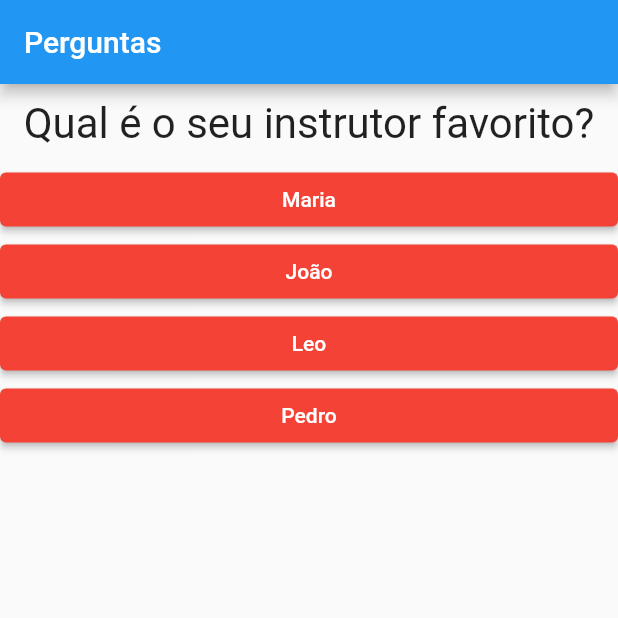
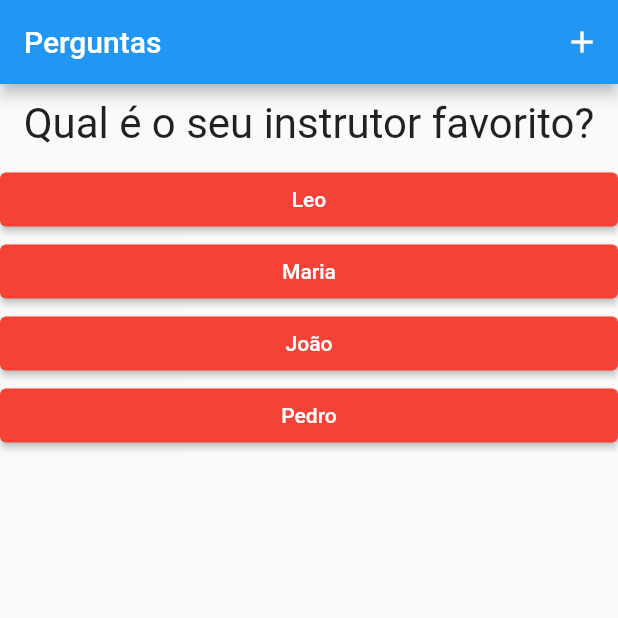
Before and after one commit to William-Munaretto/Flutter_Project_COD3R-quiz, a Flutter app: the screen it shows after launch, after a tap on "preto", after a tap on "Cobra", on a phone screen of 412 x 824 dp, the top half of it. Run offline on Flutter 3.47's test engine with Material 2 defaults, Android fonts, the phone set to English and light mode, and no system bars.

Commit message:
- finalização do aplicativo  - 1 - criação de questionario.dart  - 2 - criação de resultado.dart

```diff
--- a/lib/main.dart
+++ b/lib/main.dart
@@ -1,4 +1,6 @@
 import 'package:flutter/material.dart';
+import 'package:flutter_project_1/questionario.dart';
+import 'package:flutter_project_1/resultado.dart';
 import './questao.dart';
 import './resposta.dart';
 
@@ -6,38 +8,62 @@ main() => runApp(PerguntaApp());
 
 //classe que gerencia o estado do componente PerguntaApp
 class _PerguntaAppState extends State<PerguntaApp>{
+  var _pontuacaoTotal = 0;
   var _perguntaSelecionada = 0;
   final List<Map<String, Object>> _perguntas = const [
     {
       'texto':  'Qual é a sua cor favorita?',
-      'resposta': ['preto', 'vermelho', 'verde', 'branco'],
+      'resposta': [
+          { 'texto': 'preto', 'pontuacao': 10},
+          {'texto': 'vermelho', 'pontuacao' : 5},
+          {'texto': 'verde', 'pontuacao': 3},
+          {'texto': 'branco', 'pontuacao': 1},
+      ],
     },
     {
       'texto':  'Qual é o seu animal favorito?',
-      'resposta': ['Coelho', 'Cobra','Elefante','Leão'],
+      'resposta': [
+          {'texto': 'Coelho', 'pontuacao': 10},
+          {'texto': 'Cobra', 'pontuacao': 5},
+          {'texto': 'Elefante', 'pontuacao': 3},
+          {'texto': 'Leão', 'pontuacao' : 1},
+      ],
     },
     {
       'texto': 'Qual é o seu instrutor favorito?',
-      'resposta': ['Maria','João','Leo','Pedro'],
+      'resposta': [
+          {'texto': 'Leo', 'pontuacao': 10},
+          {'texto': 'Maria', 'pontuacao': 5},
+          {'texto': 'João', 'pontuacao': 3},
+          {'texto': 'Pedro', 'pontuacao': 1},
+      ],
     },
   ];
 
-  void _responder(){
+  void _responder(int pontuacao){
     if(temPerguntaSelecionada){
       setState(() {
         _perguntaSelecionada++;
+        _pontuacaoTotal += pontuacao;
       });
     }
+  }
+
+  void _reiniciarQuestionario(){
+    setState(() {
+      _perguntaSelecionada = 0;
+      _pontuacaoTotal = 0;
+    });
   }
 
   bool get temPerguntaSelecionada{
     return _perguntaSelecionada < _perguntas.length;
   }
 
+
+
   @override
   Widget build(BuildContext context) {
-
-    List<String> respostas = temPerguntaSelecionada ? _perguntas[_perguntaSelecionada].cast()['resposta'] : [];
 
     // List<Widget> widgets = respostas.map((t) => Resposta(t, _responder)).toList();
     // for(String textoResp in respostas){
@@ -48,23 +74,21 @@ class _PerguntaAppState extends State<PerguntaApp>{
       home: Scaffold(
         appBar: AppBar(
           title: const Text('Perguntas'),
+            actions: <Widget>[
+              IconButton(
+                icon: const Icon(Icons.add),
+                tooltip: 'Show Snackbar',
+                onPressed: () {
+                  ScaffoldMessenger.of(context).showSnackBar(
+                   const SnackBar(content: Text('This is a snackbar')));
+                },
+              ),
+            ]
         ),
-        body: temPerguntaSelecionada ? Column(
-          children: <Widget>[
-            Questao(_perguntas[_perguntaSelecionada]['texto'].toString()),
-            ...respostas.map((t) => Resposta(t, _responder)).toList(),
-          ],
-        ) : Container(
-          width: double.infinity,
-          margin: EdgeInsets.all(20),
-          alignment: Alignment.center,
-          child: Text('Parabéns! Você Terminou!',
-            style: TextStyle(
-              fontSize: 28,
-              color: Colors.purple
-            ),
-          ),
-        ),
+        body: temPerguntaSelecionada ? Questionario(
+            perguntas: _perguntas,
+            perguntaSelecionada: _perguntaSelecionada,
+            quandoResponder: _responder) : Resultado(_pontuacaoTotal, _reiniciarQuestionario),
       ),
     );
   }
@@ -72,7 +96,6 @@ class _PerguntaAppState extends State<PerguntaApp>{
 
 //Classe Componente com estado - PerguntaApp
 class PerguntaApp extends StatefulWidget{
-
   _PerguntaAppState createState() {
     return _PerguntaAppState();
   }
--- /dev/null
+++ b/lib/questionario.dart
@@ -0,0 +1,37 @@
+import 'package:flutter/material.dart';
+import 'package:flutter_project_1/questao.dart';
+import 'package:flutter_project_1/resposta.dart';
+
+class Questionario extends StatelessWidget {
+  final List<Map<String, Object>> perguntas;
+  final int perguntaSelecionada;
+  bool get temPerguntaSelecionada{
+    return perguntaSelecionada < perguntas.length;
+  }
+  final void Function(int) quandoResponder;
+
+  Questionario({required this.perguntas, required this.perguntaSelecionada, required this.quandoResponder});
+
+  @override
+  Widget build(BuildContext context) {
+    List<Map<String, Object>> respostas = temPerguntaSelecionada ? perguntas[perguntaSelecionada].cast()['resposta']  : null;
+
+    return Column(
+      children: <Widget>[
+        Questao(perguntas[perguntaSelecionada]['texto'].toString()),
+        ...respostas.map((resp) {
+           return Resposta(
+         resp['texto'].toString(),
+           () => quandoResponder(int.parse(resp['pontuacao'].toString())),
+        );
+        }).toList(),
+      ],
+    );
+  }
+}
+
+
+// return Resposta(
+// resp['texto'].toString(),
+// () => quandoResponder(int.parse(resp['pontuacao'].toString())),
+// // );
--- a/lib/resposta.dart
+++ b/lib/resposta.dart
@@ -16,7 +16,7 @@ class Resposta extends StatelessWidget {
             backgroundColor: MaterialStateProperty.resolveWith((states) => Colors.red),
         ),
         onPressed: quandoSelecionado,
-        child: Text(this.texto)
+        child: Text(this.texto),
     ),
     );
   }
```
Also changed, not shown: lib/resultado.dart (added, +44 -0 lines).
